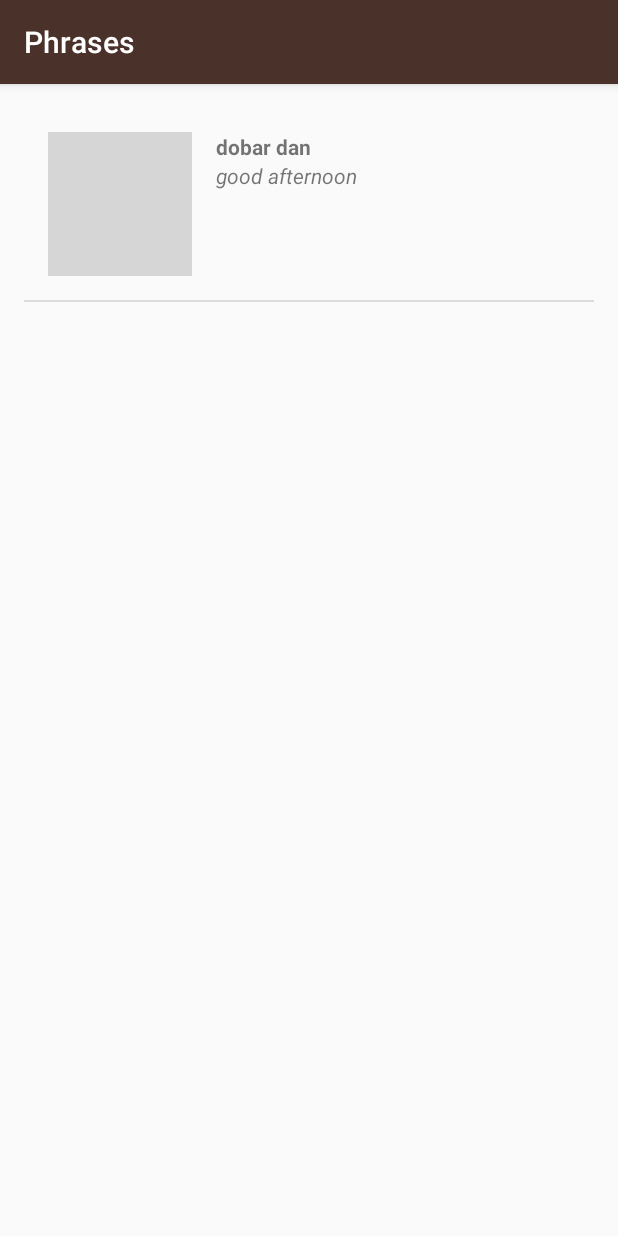
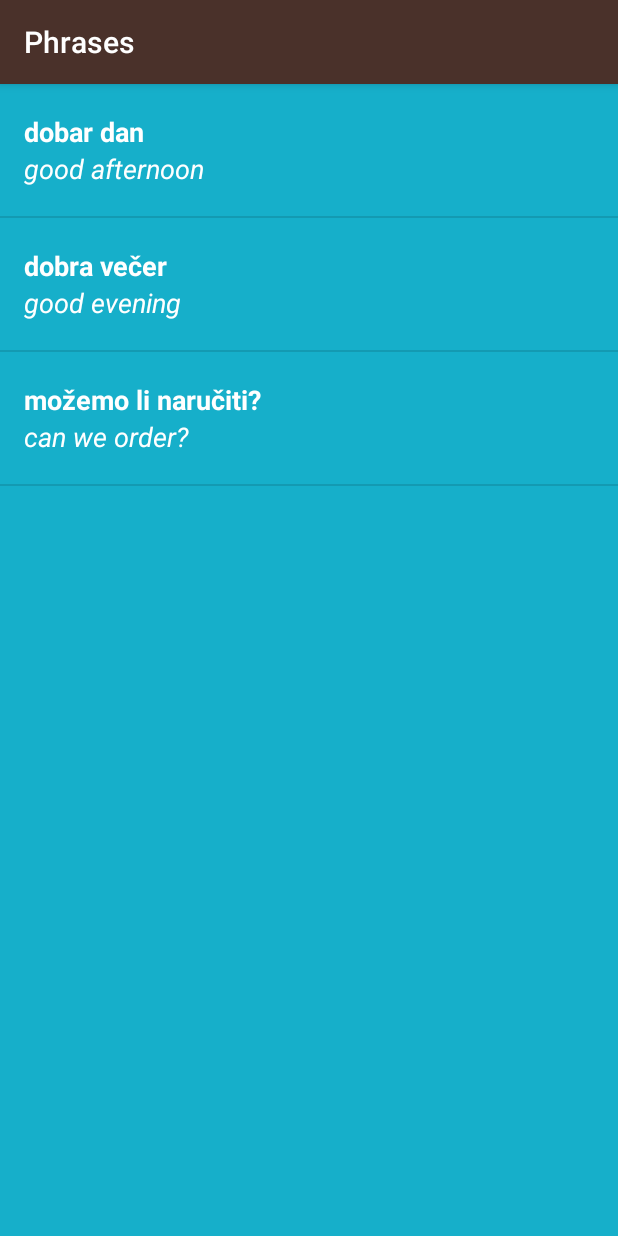
Before and after one commit to Chorri21/LangApp, an Android app: the PhrasesActivity screen opened directly, with no data from a screen before it, on a phone screen of 412 x 824 dp. Run offline under Robolectric (Android 15) with nearby library versions, the light colour scheme and no system bars; grey boxes are pictures that could not be loaded.

Commit message:
ImageView dynamicaly changing. Feature is added

```diff
--- a/app/src/main/java/com/example/android/miwok/PhrasesActivity.java
+++ b/app/src/main/java/com/example/android/miwok/PhrasesActivity.java
@@ -15,12 +15,15 @@ public class PhrasesActivity extends AppCompatActivity {
 
         ArrayList<Word> phrasesWords = new ArrayList<Word>();
 
-        phrasesWords.add(new Word("good afternoon", "dobar dan", R.drawable.family_son));
+        phrasesWords.add(new Word("good afternoon", "dobar dan", "Phrases"));
+        phrasesWords.add(new Word("good evening", "dobra večer", "Phrases"));
+        phrasesWords.add(new Word("can we order?", "možemo li naručiti?", "Phrases"));
 
         WordAdapter phrasesAdapter = new WordAdapter(this, phrasesWords);
 
         ListView listView = (ListView) findViewById(R.id.word_list);
 
         listView.setAdapter(phrasesAdapter);
+        listView.setBackgroundResource(R.color.category_phrases);
     }
 }
--- a/app/src/main/java/com/example/android/miwok/Word.java
+++ b/app/src/main/java/com/example/android/miwok/Word.java
@@ -1,34 +1,55 @@
 package com.example.android.miwok;
 
 import android.graphics.drawable.Drawable;
+
+import javax.xml.transform.sax.SAXResult;
 
 public class Word {
     // We add this because our ArrayList needed two inputs to be represented (instead of the standart one ArrayList<String>..)
     private String mDefaultTranslation;
     private String mMiwokTranslation;
-    private int mImageDrawable;
+    private int mImageResourceId = NO_IMAGE_PROVIDED;
+    private static final int NO_IMAGE_PROVIDED = -1;
+    private String mActivityName;
 
-    public Word(String defaultTranslation, String miwokTranslation, int imageDrawable){
+    // A Constructor that accepts only the word translation
+    public Word(String defaultTranslation, String miwokTranslation) {
         mDefaultTranslation = defaultTranslation;
         mMiwokTranslation = miwokTranslation;
-        mImageDrawable = imageDrawable;
+    }
+    public Word(String defaultTranslation, String miwokTranslation, String activityName) {
+        mDefaultTranslation = defaultTranslation;
+        mMiwokTranslation = miwokTranslation;
+        mActivityName = activityName;
+    }
+    public Word(String defaultTranslation, String miwokTranslation, String activityName, int imageResourceId){
+        mDefaultTranslation = defaultTranslation;
+        mMiwokTranslation = miwokTranslation;
+        mActivityName = activityName;
+        mImageResourceId = imageResourceId;
     }
     /*
-    public Image(){
-        mImageName = imageName;
 
     }
     */
     public String getDefaultTranslation(){
-
         return mDefaultTranslation;
     }
-    public String getMiwokTranslation()
-    {
+
+    public String getMiwokTranslation(){
         return mMiwokTranslation;
+    }
 
+    public int getImageResourceId(){
+        return mImageResourceId;
     }
-    public int getImageDrawable(){
-        return mImageDrawable;
+
+    public boolean hasImage(){
+        return mImageResourceId != NO_IMAGE_PROVIDED;
     }
+
+    public String getActivityName(){
+        return mActivityName;
+    }
+
 }
--- a/app/src/main/java/com/example/android/miwok/WordAdapter.java
+++ b/app/src/main/java/com/example/android/miwok/WordAdapter.java
@@ -9,6 +9,7 @@ import android.view.View;
 import android.view.ViewGroup;
 import android.widget.ArrayAdapter;
 import android.widget.ImageView;
+import android.widget.LinearLayout;
 import android.widget.TextView;
 
 import java.util.ArrayList;
@@ -28,6 +29,7 @@ public class WordAdapter extends ArrayAdapter<Word> {
     public View getView(int position, @Nullable View convertView, @NonNull ViewGroup parent) {
        //return super.getView(position, convertView, parent);
         View listItemView = convertView;
+        ViewGroup layoutView = parent;
         if(listItemView == null) {
             listItemView = LayoutInflater.from(getContext()).inflate(
                     R.layout.list_item, parent, false);
@@ -37,7 +39,6 @@ public class WordAdapter extends ArrayAdapter<Word> {
     Word currentWord = getItem(position);
     // Default translation
     TextView defaultTextView = (TextView) listItemView.findViewById(R.id.default_text_view);
-
     // set this text on the default translation text view
     defaultTextView.setText(currentWord.getDefaultTranslation());
 
@@ -48,9 +49,33 @@ public class WordAdapter extends ArrayAdapter<Word> {
     miwokTextView.setText(currentWord.getMiwokTranslation());
 
     // Adding the image
-    ImageView miwokImage = (ImageView) listItemView.findViewById(R.id.image);
-    // Set the ImageSource
-    miwokImage.setImageResource(currentWord.getImageDrawable());
+    ImageView translationImage = (ImageView) listItemView.findViewById(R.id.image);
+    if (currentWord.hasImage()){
+        // Set the ImageSource
+        translationImage.setImageResource(currentWord.getImageResourceId());
+        translationImage.setVisibility(View.VISIBLE);
+    }
+    else {
+        translationImage.setVisibility(View.GONE);
+    }
+
+    // Attach the appropriate color for the activity needed
+    LinearLayout layout = (LinearLayout) listItemView.findViewById(R.id.text_container);
+    //layout.setBackgroundResource(R.color.category_colors);
+    if(currentWord.getActivityName() == "Numbers"){
+        layout.setBackgroundResource(R.color.category_numbers);
+    }
+    else if (currentWord.getActivityName() == "Family"){
+        layout.setBackgroundResource(R.color.category_family);
+    }
+    else if (currentWord.getActivityName() == "Colors"){
+        layout.setBackgroundResource(R.color.category_colors);
+    }
+    else {
+        layout.setBackgroundResource(R.color.category_phrases);
+    }
+
+     //layout.setBackground(R.color.category_colors);
     // Return the whole list item layout (containing 2 TextViews)
     // so that it can be shown in the ListView
     return listItemView;
--- a/app/src/main/res/layout/list_item.xml
+++ b/app/src/main/res/layout/list_item.xml
@@ -8,31 +8,41 @@
     <LinearLayout
         android:layout_width="match_parent"
         android:layout_height="match_parent"
-        android:padding="16dp"
-        android:orientation="horizontal">
+        android:orientation="horizontal"
+        android:minHeight="@dimen/list_item_height"
+        >
 
         <ImageView
             android:id="@+id/image"
-            android:layout_width="wrap_content"
-            android:layout_height="wrap_content"
+            android:layout_width="@dimen/list_item_height"
+            android:layout_height="@dimen/list_item_height"
             />
         <LinearLayout
             android:id="@+id/text_container"
             android:layout_width="match_parent"
-            android:layout_height="wrap_content"
+            android:layout_height="88dp"
             android:paddingLeft="16dp"
+            android:background="@color/category_numbers"
             android:orientation="vertical">
             <TextView
                 android:id="@+id/miwok_text_view"
                 android:layout_width="match_parent"
-                android:layout_height="wrap_content"
+                android:layout_height="0dp"
+                android:layout_weight="1"
+                android:gravity="bottom"
                 android:textStyle="bold"
+                android:textSize="18sp"
+                android:textColor="@color/text_color"
                 tools:text="lutti"/>
             <TextView
                 android:id="@+id/default_text_view"
                 android:layout_width="match_parent"
-                android:layout_height="wrap_content"
+                android:layout_height="0dp"
+                android:layout_weight="1"
+                android:gravity="top"
+                android:textColor="@color/text_color"
                 android:textStyle="italic"
+                android:textSize="18sp"
                 tools:text="one"/>
         </LinearLayout>
 
--- a/app/src/main/res/layout/word_list.xml
+++ b/app/src/main/res/layout/word_list.xml
@@ -5,8 +5,5 @@
     android:orientation="vertical"
     android:layout_width="match_parent"
     android:layout_height="match_parent"
-    android:paddingBottom="16dp"
-    android:paddingLeft="16dp"
-    android:paddingRight="16dp"
-    android:paddingTop="16dp"
+
     />
--- a/app/src/main/res/values/colors.xml
+++ b/app/src/main/res/values/colors.xml
@@ -34,4 +34,7 @@
 
     <!-- Background color for the phrases category -->
     <color name="category_phrases">#16AFCA</color>
+
+    <!-- Text color -->
+    <color name="text_color">#FFFFFF</color>
 </resources>
--- a/app/src/main/res/values/dimens.xml
+++ b/app/src/main/res/values/dimens.xml
@@ -16,6 +16,4 @@
     <!-- Height of each list item -->
     <dimen name="list_item_height">88dp</dimen>
     <!-- Default screen margins, per the Android Design guidelines. -->
-    <dimen name="activity_horizontal_margin">16dp</dimen>
-    <dimen name="activity_vertical_margin">16dp</dimen>
 </resources>
--- a/app/src/main/res/values/strings.xml
+++ b/app/src/main/res/values/strings.xml
@@ -14,7 +14,7 @@
 -->
 <resources>
     <!-- Title for the application. [CHAR LIMIT=12] -->
-    <string name="app_name">Miwok</string>
+    <string name="app_name">Dictionary</string>
 
     <!-- Category name for phrases [CHAR LIMIT=20] -->
     <string name="category_phrases">Phrases</string>
```
Also changed, not shown: app/src/main/java/com/example/android/miwok/ColorsActivity.java (+10 -5 lines), app/src/main/java/com/example/android/miwok/FamilyMembersActivity.java (+11 -7 lines), app/src/main/java/com/example/android/miwok/NumbersActivity.java (+15 -10 lines), app/src/main/res/values-w820dp/dimens.xml (deleted, +0 -20 lines).
